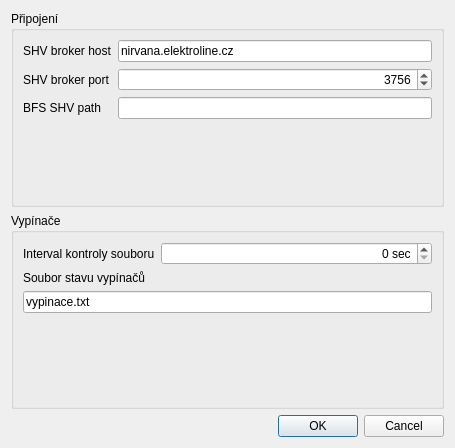
Qt form clients/bfsview/src/settingsdialog.ui (silicon-heaven/shvapp) before a commit.
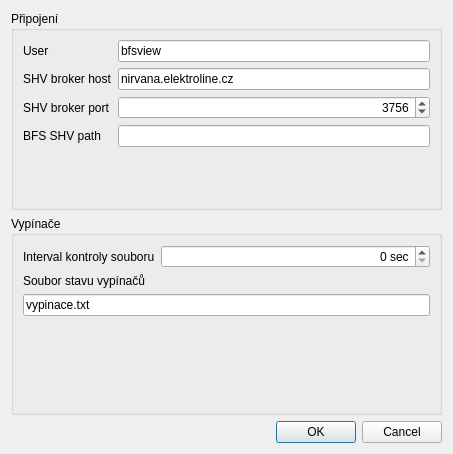
The same form after that commit.

Commit message: bfsview: absolute paths, moved to shvbroker 3756

Diff of the .ui file:
```diff
--- a/clients/bfsview/src/settingsdialog.ui
+++ b/clients/bfsview/src/settingsdialog.ui
@@ -6,8 +6,8 @@
    <rect>
     <x>0</x>
     <y>0</y>
-    <width>455</width>
-    <height>448</height>
+    <width>453</width>
+    <height>454</height>
    </rect>
   </property>
   <property name="windowTitle">
@@ -20,28 +20,28 @@
       <string>Připojení</string>
      </property>
      <layout class="QFormLayout" name="formLayout_2">
-      <item row="0" column="0">
+      <item row="1" column="0">
        <widget class="QLabel" name="label_3">
         <property name="text">
          <string>SHV broker host</string>
         </property>
        </widget>
       </item>
-      <item row="0" column="1">
+      <item row="1" column="1">
        <widget class="QLineEdit" name="shvBrokerHost">
         <property name="text">
          <string>nirvana.elektroline.cz</string>
         </property>
        </widget>
       </item>
-      <item row="1" column="0">
+      <item row="2" column="0">
        <widget class="QLabel" name="label_4">
         <property name="text">
          <string>SHV broker port</string>
         </property>
        </widget>
       </item>
-      <item row="1" column="1">
+      <item row="2" column="1">
        <widget class="QSpinBox" name="shvBrokerPort">
         <property name="alignment">
          <set>Qt::AlignRight|Qt::AlignTrailing|Qt::AlignVCenter</set>
@@ -54,16 +54,30 @@
         </property>
        </widget>
       </item>
-      <item row="2" column="0">
+      <item row="3" column="0">
        <widget class="QLabel" name="label_5">
         <property name="text">
          <string>BFS SHV path</string>
         </property>
        </widget>
       </item>
-      <item row="2" column="1">
+      <item row="3" column="1">
        <widget class="QLineEdit" name="bfsShvPath"/>
       </item>
+      <item row="0" column="0">
+       <widget class="QLabel" name="label_6">
+        <property name="text">
+         <string>User</string>
+        </property>
+       </widget>
+      </item>
+      <item row="0" column="1">
+       <widget class="QLineEdit" name="shvBrokerUser">
+        <property name="text">
+         <string>bfsview</string>
+        </property>
+       </widget>
+      </item>
      </layout>
     </widget>
    </item>
```
Left out of the diff: 8 changed lines with no effect on the pictures. The commit also changes 6 other files.
